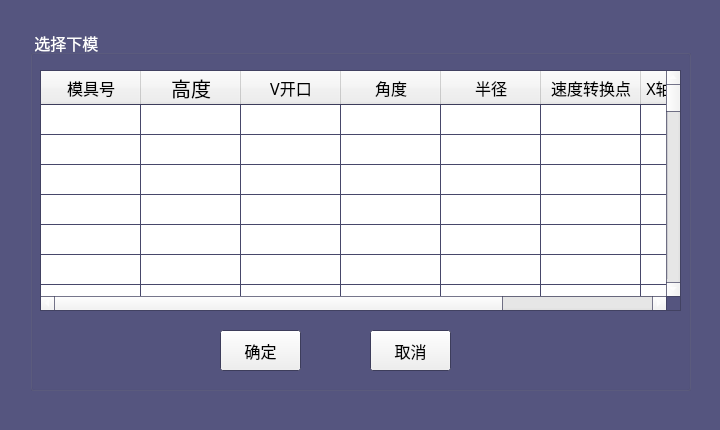
This is A66-app/chooselowermolddialog.ui in Tetraelc/A66_PRO as Qt 5 draws it before an edit. The edited form follows.
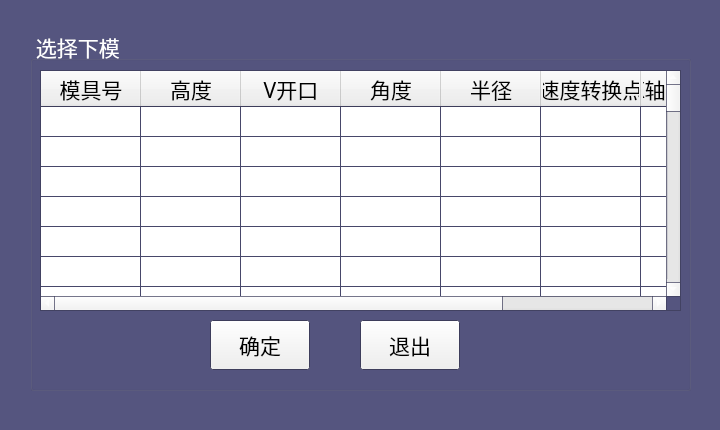
This is the edited form. Icons and pictures are not drawn.

Patch:
```diff
--- a/A66-app/chooselowermolddialog.ui
+++ b/A66-app/chooselowermolddialog.ui
@@ -128,38 +128,12 @@
    </property>
    <property name="font">
     <font>
-     <pointsize>12</pointsize>
+     <pointsize>16</pointsize>
     </font>
    </property>
    <property name="title">
     <string> 选择下模 </string>
    </property>
-   <widget class="QToolButton" name="toolButton_Quit">
-    <property name="geometry">
-     <rect>
-      <x>340</x>
-      <y>300</y>
-      <width>81</width>
-      <height>41</height>
-     </rect>
-    </property>
-    <property name="text">
-     <string>取消</string>
-    </property>
-   </widget>
-   <widget class="QToolButton" name="toolButton_Comfirm">
-    <property name="geometry">
-     <rect>
-      <x>190</x>
-      <y>300</y>
-      <width>81</width>
-      <height>41</height>
-     </rect>
-    </property>
-    <property name="text">
-     <string>确定</string>
-    </property>
-   </widget>
    <widget class="QTableWidget" name="tableWidget_LowerMoulds">
     <property name="geometry">
      <rect>
@@ -281,8 +255,8 @@
      </property>
      <property name="font">
       <font>
-       <family>文泉驿微米黑</family>
-       <pointsize>12</pointsize>
+       <family>文泉驿正黑</family>
+       <pointsize>16</pointsize>
       </font>
      </property>
     </column>
@@ -292,7 +266,8 @@
      </property>
      <property name="font">
       <font>
-       <pointsize>15</pointsize>
+       <family>文泉驿正黑</family>
+       <pointsize>16</pointsize>
       </font>
      </property>
     </column>
@@ -302,8 +277,8 @@
      </property>
      <property name="font">
       <font>
-       <family>文泉驿微米黑</family>
-       <pointsize>12</pointsize>
+       <family>文泉驿正黑</family>
+       <pointsize>16</pointsize>
       </font>
      </property>
     </column>
@@ -313,8 +288,8 @@
      </property>
      <property name="font">
       <font>
-       <family>文泉驿微米黑</family>
-       <pointsize>12</pointsize>
+       <family>文泉驿正黑</family>
+       <pointsize>16</pointsize>
       </font>
      </property>
     </column>
@@ -324,8 +299,8 @@
      </property>
      <property name="font">
       <font>
-       <family>文泉驿微米黑</family>
-       <pointsize>12</pointsize>
+       <family>文泉驿正黑</family>
+       <pointsize>16</pointsize>
       </font>
      </property>
     </column>
@@ -335,8 +310,8 @@
      </property>
      <property name="font">
       <font>
-       <family>文泉驿微米黑</family>
-       <pointsize>12</pointsize>
+       <family>文泉驿正黑</family>
+       <pointsize>16</pointsize>
       </font>
      </property>
     </column>
@@ -346,8 +321,8 @@
      </property>
      <property name="font">
       <font>
-       <family>文泉驿微米黑</family>
-       <pointsize>12</pointsize>
+       <family>文泉驿正黑</family>
+       <pointsize>16</pointsize>
       </font>
      </property>
     </column>
@@ -357,8 +332,8 @@
      </property>
      <property name="font">
       <font>
-       <family>文泉驿微米黑</family>
-       <pointsize>12</pointsize>
+       <family>文泉驿正黑</family>
+       <pointsize>16</pointsize>
       </font>
      </property>
     </column>
@@ -376,6 +351,108 @@
      </property>
     </item>
    </widget>
+   <widget class="QPushButton" name="toolButton_Quit">
+    <property name="geometry">
+     <rect>
+      <x>330</x>
+      <y>290</y>
+      <width>100</width>
+      <height>50</height>
+     </rect>
+    </property>
+    <property name="sizePolicy">
+     <sizepolicy hsizetype="Minimum" vsizetype="Minimum">
+      <horstretch>0</horstretch>
+      <verstretch>0</verstretch>
+     </sizepolicy>
+    </property>
+    <property name="minimumSize">
+     <size>
+      <width>45</width>
+      <height>40</height>
+     </size>
+    </property>
+    <property name="font">
+     <font>
+      <pointsize>16</pointsize>
+     </font>
+    </property>
+    <property name="cursor">
+     <cursorShape>ArrowCursor</cursorShape>
+    </property>
+    <property name="focusPolicy">
+     <enum>Qt::NoFocus</enum>
+    </property>
+    <property name="text">
+     <string>退出</string>
+    </property>
+    <property name="icon">
+     <iconset resource="A66-appsrc.qrc">
+      <normaloff>:/ICO/cancel.png</normaloff>:/ICO/cancel.png</iconset>
+    </property>
+    <property name="iconSize">
+     <size>
+      <width>36</width>
+      <height>36</height>
+     </size>
+    </property>
+    <property name="buttonValue" stdset="0">
+     <char>
+      <unicode>0</unicode>
+     </char>
+    </property>
+   </widget>
+   <widget class="QPushButton" name="toolButton_Comfirm">
+    <property name="geometry">
+     <rect>
+      <x>180</x>
+      <y>290</y>
+      <width>100</width>
+      <height>50</height>
+     </rect>
+    </property>
+    <property name="sizePolicy">
+     <sizepolicy hsizetype="Minimum" vsizetype="Minimum">
+      <horstretch>0</horstretch>
+      <verstretch>0</verstretch>
+     </sizepolicy>
+    </property>
+    <property name="minimumSize">
+     <size>
+      <width>45</width>
+      <height>40</height>
+     </size>
+    </property>
+    <property name="font">
+     <font>
+      <pointsize>16</pointsize>
+     </font>
+    </property>
+    <property name="cursor">
+     <cursorShape>ArrowCursor</cursorShape>
+    </property>
+    <property name="focusPolicy">
+     <enum>Qt::NoFocus</enum>
+    </property>
+    <property name="text">
+     <string>确定</string>
+    </property>
+    <property name="icon">
+     <iconset resource="A66-appsrc.qrc">
+      <normaloff>:/ICO/accept.png</normaloff>:/ICO/accept.png</iconset>
+    </property>
+    <property name="iconSize">
+     <size>
+      <width>36</width>
+      <height>36</height>
+     </size>
+    </property>
+    <property name="buttonValue" stdset="0">
+     <char>
+      <unicode>0</unicode>
+     </char>
+    </property>
+   </widget>
   </widget>
  </widget>
  <resources/>
```
Left out of the diff: 8 changed lines with no effect on the pictures.
